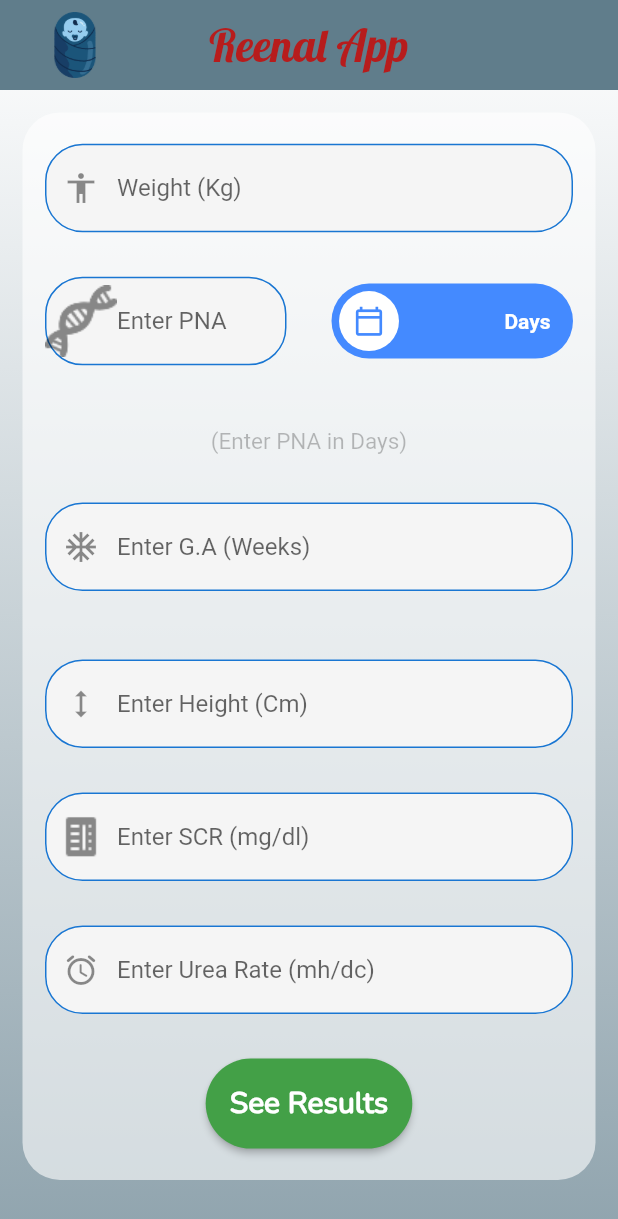
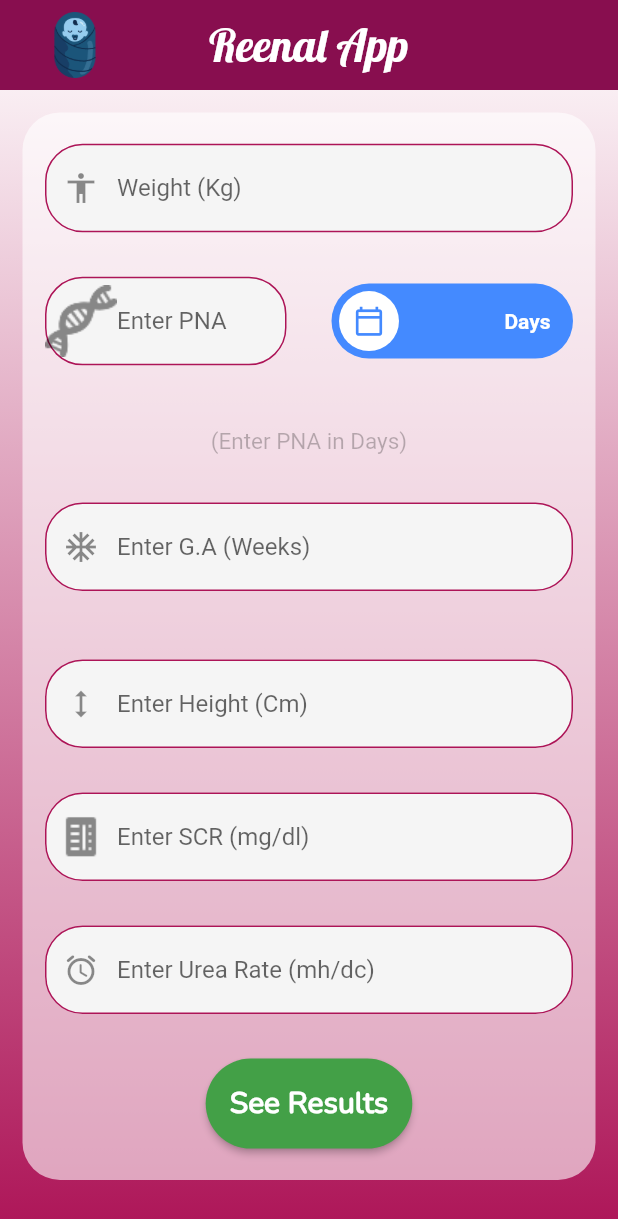
Before and after one commit to Mahmoud-Elhalfawy/Medical-App, a Flutter app: the screen it shows after launch, on a phone screen of 412 x 824 dp. Shown: the top 1219 px of the screen. Run offline on Flutter 3.47's test engine with Material 2 defaults, Android fonts, the phone set to English and light mode, and no system bars; drawn by our look-alikes of lite_rolling_switch; our stand-ins replace date_time_picker, photo_view; missing offline and left inert: kdgaugeview.

Commit message:
color adjustments

```diff
--- a/lib/Screens/ReenalScreen.dart
+++ b/lib/Screens/ReenalScreen.dart
@@ -80,13 +80,13 @@ class _ReenalScreenState extends State<ReenalScreen>
         hoverColor: Colors.green,
         enabledBorder: OutlineInputBorder(
             borderRadius: BorderRadius.circular(25),
-            borderSide: BorderSide(color: Colors.blue[700])),
+            borderSide: BorderSide(color: Colors.pink[800])),
         disabledBorder: OutlineInputBorder(
             borderRadius: BorderRadius.circular(25),
             borderSide: BorderSide(color: Colors.red[700])),
         focusedBorder: OutlineInputBorder(
             borderRadius: BorderRadius.circular(25),
-            borderSide: BorderSide(color: Colors.green[700])),
+            borderSide: BorderSide(color: Colors.teal[800])),
         prefixIcon: image==null?Icon(icon):ImageIcon(AssetImage(image)),
         hintText: text,
       ),
@@ -100,7 +100,7 @@ class _ReenalScreenState extends State<ReenalScreen>
         child: Container(
           decoration: BoxDecoration(
             gradient: LinearGradient(
-              colors: [Colors.blueGrey[300], Colors.white],
+              colors: [Colors.pink[800], Colors.white],
               begin: Alignment.bottomCenter,
               end: Alignment.topCenter,
             ),
@@ -110,7 +110,7 @@ class _ReenalScreenState extends State<ReenalScreen>
               slivers: <Widget>[
                 SliverAppBar(
                   toolbarHeight: 60,
-                  backgroundColor: Colors.blueGrey,
+                  backgroundColor: Colors.pink.shade900,
                   shadowColor: Colors.black,
                   //expandedHeight: 100,
                   centerTitle: true,
@@ -120,7 +120,7 @@ class _ReenalScreenState extends State<ReenalScreen>
                   title: Text(
                     'Reenal App',
                     style: TextStyle(
-                      color: Colors.red[900],
+                      color: Colors.white,
                       fontFamily: 'Lobster',
                       fontSize: 30,
                     ),
```
